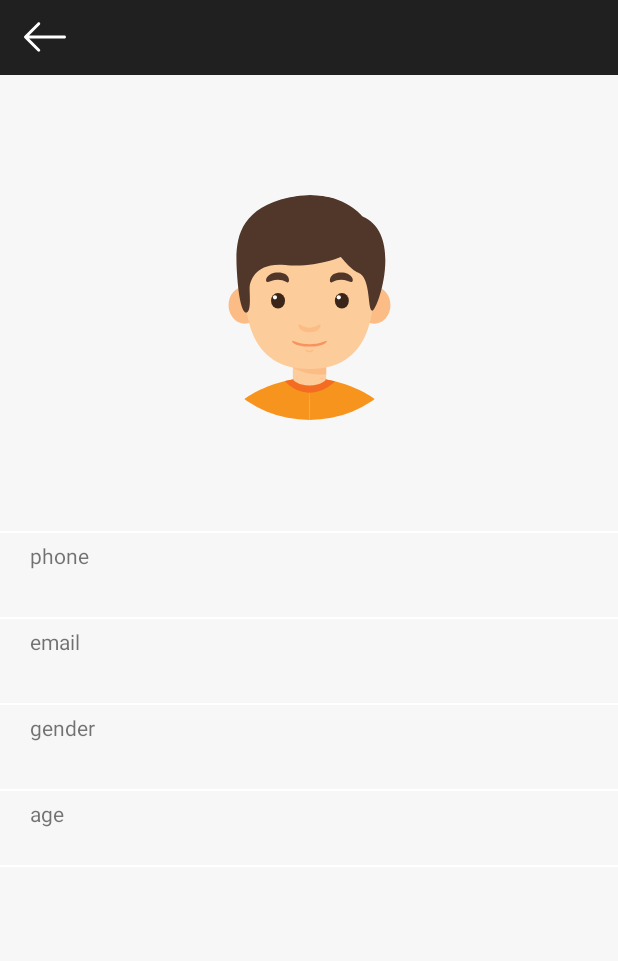
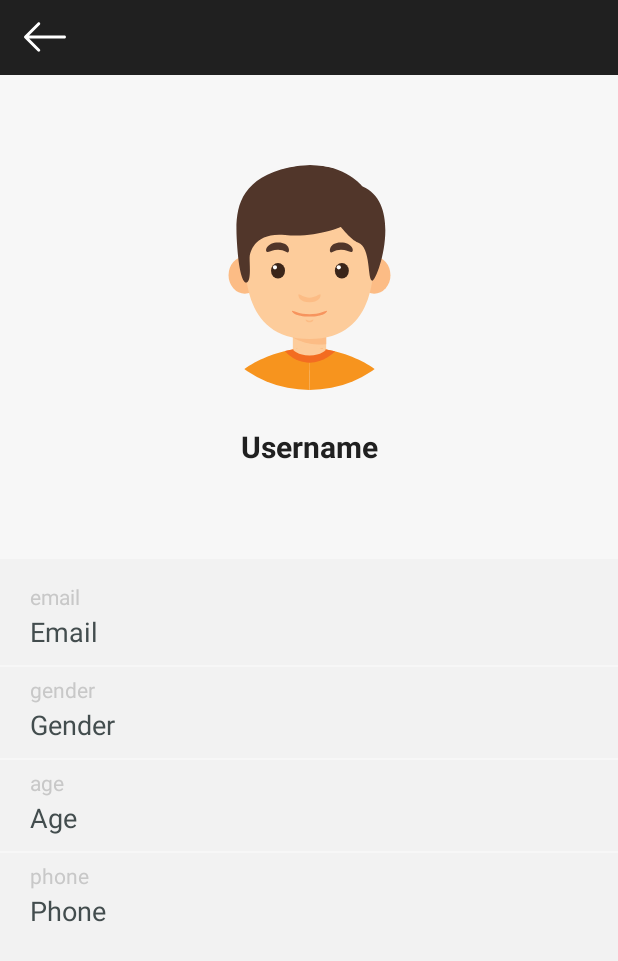
Before and after one commit to VegosX/RandomUser, an Android app: the layout activity_information.xml on its own in the app's theme, with its tools: preview values and no code run, on a phone screen of 412 x 824 dp. Shown: the top 961 px of the screen. Run offline under Robolectric (Android 15) with nearby library versions, the phone set to English and light mode, and no system bars.

Commit message:
Fix design in activity_information.xml

```diff
--- a/app/src/main/java/com/magnise/random_users/model/api/service/UsersApiService.kt
+++ b/app/src/main/java/com/magnise/random_users/model/api/service/UsersApiService.kt
@@ -6,6 +6,6 @@ import retrofit2.http.GET
 
 interface UsersApiService {
 
-    @GET("?results=30")
+    @GET("?results=100")
     fun getUsers(): Call<UserModel>
 }
--- a/app/src/main/res/layout/activity_information.xml
+++ b/app/src/main/res/layout/activity_information.xml
@@ -7,38 +7,92 @@
     android:background="@color/colorDarkWhite"
     tools:context=".InformationActivity">
 
+
+    <de.hdodenhof.circleimageview.CircleImageView
+        android:id="@+id/ivIcon"
+        android:layout_width="150dp"
+        android:layout_height="150dp"
+        android:layout_marginTop="60dp"
+        android:backgroundTint="@color/colorDarkGray"
+        android:tintMode="screen"
+        android:transitionName="ivIcon"
+        app:layout_constraintEnd_toEndOf="parent"
+        app:layout_constraintStart_toStartOf="parent"
+        app:layout_constraintTop_toBottomOf="@+id/toolbar"
+        tools:src="@drawable/ic_boy" />
+
+    <TextView
+        android:id="@+id/tvUsernameSpace"
+        android:text="Username"
+        android:layout_width="wrap_content"
+        android:layout_height="wrap_content"
+        android:layout_marginTop="24dp"
+        android:layout_marginBottom="26dp"
+        android:gravity="center"
+        android:textColor="@color/colorDarkGray"
+        android:textSize="20sp"
+        android:textStyle="bold"
+        android:transitionName="tvUsernameSpace"
+        app:layout_constraintEnd_toEndOf="parent"
+        app:layout_constraintStart_toStartOf="parent"
+        app:layout_constraintTop_toBottomOf="@+id/ivIcon" />
+
+
+    <LinearLayout
+        android:layout_width="match_parent"
+        android:layout_height="wrap_content"
+        android:layout_marginTop="60dp"
+        android:background="@color/colorWhiteCream"
+        android:orientation="vertical"
+        app:layout_constraintEnd_toEndOf="parent"
+        app:layout_constraintStart_toStartOf="parent"
+        app:layout_constraintTop_toBottomOf="@+id/tvUsernameSpace">
+
         <View
-        android:id="@+id/line4"
+            android:id="@+id/line1"
             android:layout_width="match_parent"
             android:layout_height="1dp"
-        android:layout_marginTop="5dp"
-        android:background="@color/colorWhite"
+            android:background="@color/colorDarkWhite"
             app:layout_constraintEnd_toEndOf="parent"
             app:layout_constraintHorizontal_bias="0.0"
             app:layout_constraintStart_toStartOf="parent"
             app:layout_constraintTop_toBottomOf="@+id/tvGenderSpace" />
 
         <TextView
-        android:id="@+id/tvGenderSpace"
+            android:id="@+id/tvEmail"
+            android:layout_width="wrap_content"
+            android:layout_height="wrap_content"
+            android:layout_marginStart="20dp"
+            android:layout_marginTop="15dp"
+            android:text="email"
+            android:textColor="@color/colorGray"
+
+
+            app:layout_constraintStart_toStartOf="parent" />
+
+        <TextView
+            android:id="@+id/tvEmailSpace"
             android:layout_width="wrap_content"
             android:layout_height="wrap_content"
             android:layout_marginStart="20dp"
             android:layout_marginTop="1dp"
-        android:textColor="@color/colorGray"
+            android:text="Email"
+            android:textColor="@color/colorGrayMint"
             android:textSize="18sp"
             app:layout_constraintStart_toStartOf="parent"
-        app:layout_constraintTop_toBottomOf="@+id/tvGender" />
+            app:layout_constraintTop_toBottomOf="@+id/tvEmail" />
 
-    <TextView
-        android:id="@+id/tvAgeSpace"
-        android:layout_width="wrap_content"
-        android:layout_height="wrap_content"
-        android:layout_marginStart="20dp"
-        android:layout_marginTop="1dp"
-        android:textColor="@color/colorGray"
-        android:textSize="18sp"
+        <View
+            android:id="@+id/line2"
+            android:layout_width="match_parent"
+            android:layout_height="1dp"
+            android:layout_marginTop="10dp"
+            android:background="@color/colorDarkWhite"
+            app:layout_constraintEnd_toEndOf="parent"
+            app:layout_constraintHorizontal_bias="0.0"
             app:layout_constraintStart_toStartOf="parent"
-        app:layout_constraintTop_toBottomOf="@+id/tvAge" />
+            app:layout_constraintTop_toBottomOf="@+id/tvGenderSpace" />
+
 
         <TextView
             android:id="@+id/tvGender"
@@ -47,8 +101,32 @@
             android:layout_marginStart="20dp"
             android:layout_marginTop="5dp"
             android:text="gender"
+            android:textColor="@color/colorGray"
             app:layout_constraintStart_toStartOf="parent"
             app:layout_constraintTop_toBottomOf="@+id/line3" />
+
+        <TextView
+            android:id="@+id/tvGenderSpace"
+            android:layout_width="wrap_content"
+            android:layout_height="wrap_content"
+            android:layout_marginStart="20dp"
+            android:layout_marginTop="1dp"
+            android:text="Gender"
+            android:textColor="@color/colorGrayMint"
+            android:textSize="18sp"
+            app:layout_constraintStart_toStartOf="parent"
+            app:layout_constraintTop_toBottomOf="@+id/tvGender" />
+
+        <View
+            android:id="@+id/line3"
+            android:layout_width="match_parent"
+            android:layout_height="1dp"
+            android:layout_marginTop="10dp"
+            android:background="@color/colorDarkWhite"
+            app:layout_constraintEnd_toEndOf="parent"
+            app:layout_constraintHorizontal_bias="0.0"
+            app:layout_constraintStart_toStartOf="parent"
+            app:layout_constraintTop_toBottomOf="@+id/tvGenderSpace" />
 
         <TextView
             android:id="@+id/tvAge"
@@ -57,89 +135,31 @@
             android:layout_marginStart="20dp"
             android:layout_marginTop="5dp"
             android:text="age"
-        app:layout_constraintStart_toStartOf="parent"
-        app:layout_constraintTop_toBottomOf="@+id/line4" />
+            android:textColor="@color/colorGray"
+            app:layout_constraintStart_toStartOf="parent" />
 
         <TextView
-        android:id="@+id/tvEmailSpace"
+            android:id="@+id/tvAgeSpace"
             android:layout_width="wrap_content"
             android:layout_height="wrap_content"
             android:layout_marginStart="20dp"
             android:layout_marginTop="1dp"
-        android:textColor="@color/colorGray"
+            android:text="Age"
+            android:textColor="@color/colorGrayMint"
             android:textSize="18sp"
             app:layout_constraintStart_toStartOf="parent"
-        app:layout_constraintTop_toBottomOf="@+id/tvEmail" />
+            app:layout_constraintTop_toBottomOf="@+id/tvAge" />
 
         <View
-        android:id="@+id/line3"
+            android:id="@+id/line4"
             android:layout_width="match_parent"
             android:layout_height="1dp"
-        android:layout_marginTop="5dp"
-        android:background="@color/colorWhite"
+            android:layout_marginTop="10dp"
+            android:background="@color/colorDarkWhite"
             app:layout_constraintEnd_toEndOf="parent"
             app:layout_constraintHorizontal_bias="0.0"
             app:layout_constraintStart_toStartOf="parent"
-        app:layout_constraintTop_toBottomOf="@+id/tvEmailSpace" />
-
-    <View
-        android:id="@+id/line5"
-        android:layout_width="match_parent"
-        android:layout_height="1dp"
-        android:background="@color/colorWhite"
-        app:layout_constraintBottom_toBottomOf="@+id/tvAgeSpace"
-        app:layout_constraintEnd_toEndOf="parent"
-        app:layout_constraintHorizontal_bias="0.0"
-        app:layout_constraintStart_toStartOf="parent" />
-
-    <de.hdodenhof.circleimageview.CircleImageView
-        android:id="@+id/ivIcon"
-        android:layout_width="150dp"
-        android:layout_height="150dp"
-        android:layout_marginTop="80dp"
-        android:transitionName="ivIcon"
-        app:layout_constraintEnd_toEndOf="parent"
-        app:layout_constraintStart_toStartOf="parent"
-        app:layout_constraintTop_toBottomOf="@+id/toolbar"
-        tools:src="@drawable/ic_boy" />
-
-
-    <TextView
-        android:id="@+id/tvUsernameSpace"
-        android:transitionName="tvUsernameSpace"
-        android:layout_width="wrap_content"
-        android:layout_height="wrap_content"
-        android:layout_marginTop="24dp"
-        android:layout_marginBottom="26dp"
-        android:gravity="center"
-        android:textSize="18sp"
-        android:textColor="@color/colorGray"
-        app:layout_constraintBottom_toTopOf="@+id/line1"
-        app:layout_constraintEnd_toEndOf="parent"
-        app:layout_constraintStart_toStartOf="parent"
-        app:layout_constraintTop_toBottomOf="@+id/ivIcon" />
-
-    <View
-        android:id="@+id/line1"
-        android:layout_width="match_parent"
-        android:layout_height="1dp"
-        android:layout_marginTop="25dp"
-        android:background="@color/colorWhite"
-        app:layout_constraintEnd_toEndOf="parent"
-        app:layout_constraintStart_toStartOf="parent"
-        app:layout_constraintTop_toBottomOf="@+id/tvUsernameSpace" />
-
-
-    <View
-        android:id="@+id/line2"
-        android:layout_width="match_parent"
-        android:layout_height="1dp"
-        android:layout_marginTop="5dp"
-        android:background="@color/colorWhite"
-        app:layout_constraintEnd_toEndOf="parent"
-        app:layout_constraintStart_toStartOf="parent"
-        app:layout_constraintTop_toBottomOf="@+id/tvPhoneSpace" />
-
+            app:layout_constraintTop_toBottomOf="@+id/tvGenderSpace" />
 
         <TextView
             android:id="@+id/tvPhone"
@@ -148,18 +168,10 @@
             android:layout_marginStart="20dp"
             android:layout_marginTop="5dp"
             android:text="phone"
+            android:textColor="@color/colorGray"
             app:layout_constraintStart_toStartOf="parent"
             app:layout_constraintTop_toBottomOf="@+id/line1" />
 
-    <TextView
-        android:id="@+id/tvEmail"
-        android:layout_width="wrap_content"
-        android:layout_height="wrap_content"
-        android:layout_marginStart="20dp"
-        android:layout_marginTop="5dp"
-        android:text="email"
-        app:layout_constraintStart_toStartOf="parent"
-        app:layout_constraintTop_toBottomOf="@+id/line2" />
 
         <TextView
             android:id="@+id/tvPhoneSpace"
@@ -167,16 +179,30 @@
             android:layout_height="wrap_content"
             android:layout_marginStart="20dp"
             android:layout_marginTop="1dp"
-        android:textColor="@color/colorGray"
+            android:layout_marginBottom="15dp"
+            android:text="Phone"
+            android:textColor="@color/colorGrayMint"
             android:textSize="18sp"
             app:layout_constraintStart_toStartOf="parent"
             app:layout_constraintTop_toBottomOf="@+id/tvPhone" />
+
+        <View
+            android:id="@+id/line5"
+            android:layout_width="match_parent"
+            android:layout_height="1dp"
+            android:layout_marginTop="10dp"
+            android:background="@color/colorDarkWhite"
+            app:layout_constraintEnd_toEndOf="parent"
+            app:layout_constraintHorizontal_bias="0.0"
+            app:layout_constraintStart_toStartOf="parent"
+            app:layout_constraintTop_toBottomOf="@+id/tvGenderSpace" />
+    </LinearLayout>
 
     <androidx.appcompat.widget.Toolbar
         android:id="@+id/toolbar"
         android:layout_width="match_parent"
         android:layout_height="50dp"
-        android:background="@color/colorGray"
+        android:background="@color/colorDarkGray"
         tools:ignore="MissingConstraints">
 
         <Button
--- a/app/src/main/res/values/colors.xml
+++ b/app/src/main/res/values/colors.xml
@@ -3,8 +3,11 @@
     <color name="colorPrimary">#008577</color>
     <color name="colorPrimaryDark">#00574B</color>
     <color name="colorAccent">#D81B60</color>
-    <color name="colorGray">#202020</color>
+    <color name="colorDarkGray">#202020</color>
+    <color name="colorGray">#C8C8C8</color>
+    <color name="colorGrayMint">#434D4E</color>
     <color name="colorWhite">#FFF</color>
+    <color name="colorWhiteCream">#F2F2F2</color>
     <color name="colorDarkWhite">#F7F7F7</color>
     <color name="colorNightWhite">#D5D5D5</color>
     <color name="colorBlack">#000</color>
```
Lines whose indentation alone changed are shown as unchanged.
